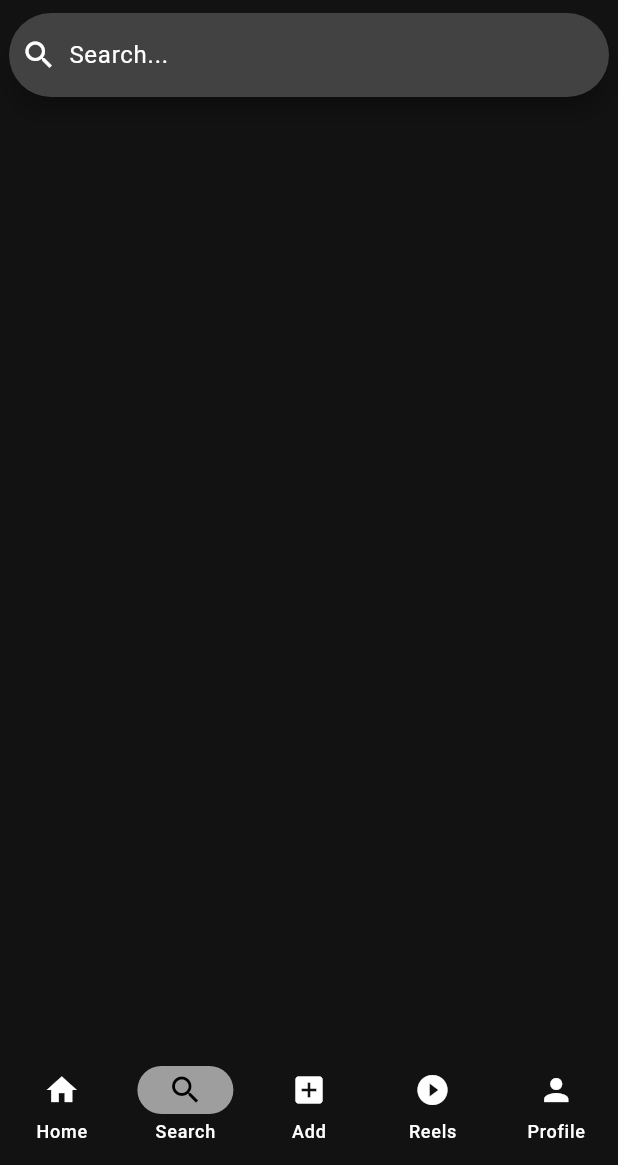
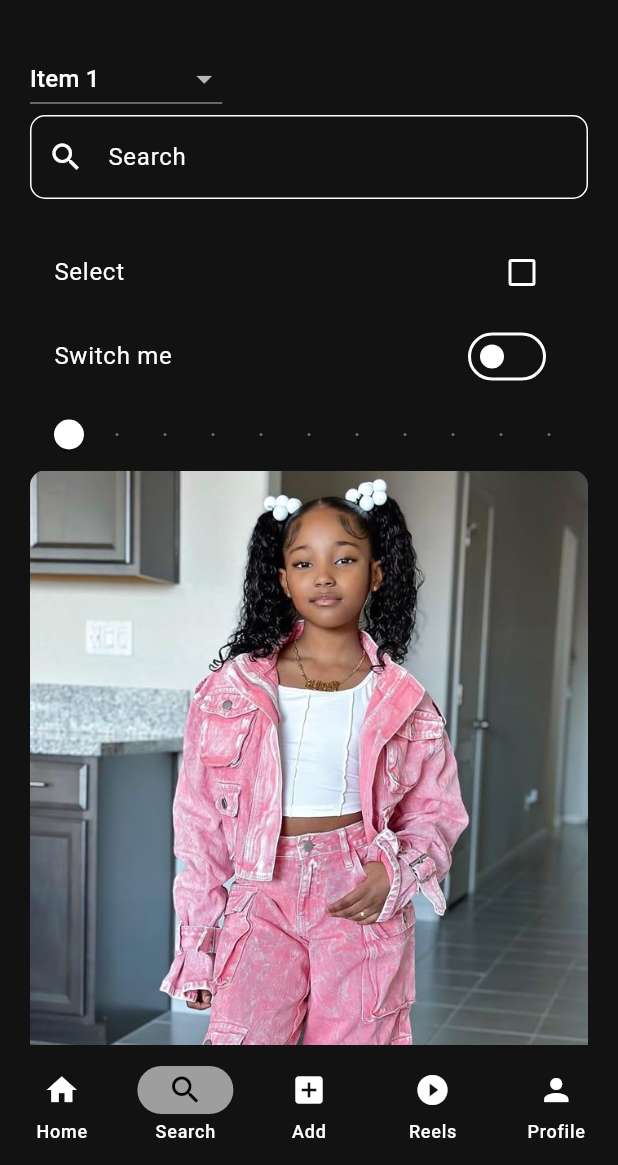
Before and after one commit to Eustachekamala/Instagram, a Flutter app: the screen it shows after launch, item 2 of the bottom bar chosen, on a phone screen of 412 x 824 dp, the part 71-1236 px from its top. Run offline on Flutter 3.47's test engine with Material 3 defaults, Android fonts, the phone set to English and light mode, and no system bars.

Commit message:
updated the search page

```diff
--- a/lib/views/pages/search_page.dart
+++ b/lib/views/pages/search_page.dart
@@ -8,19 +8,108 @@ class SearchPage extends StatefulWidget{
 }
 
 class _SearchPageState extends State<SearchPage>{
+  TextEditingController searchController = TextEditingController();
+  bool? isChecked = false;
+  bool isSwitched = false;
+  double sliderValue = 0;
+  String? menuItems = 'Item 1';
+
   @override
   Widget build(BuildContext context) {
-    return Scaffold(
-      body: Center(
+    return SingleChildScrollView(
+      child: Padding(
+        padding: const EdgeInsets.all(20.0),
         child: Column(
+          crossAxisAlignment: CrossAxisAlignment.start,
           children: [
-            SizedBox(
-              width: 400,
-              child: SearchBar(
-                backgroundColor: WidgetStateProperty.all(Colors.grey[800]),
-                hintText: 'Search...',
-                leading: Icon(Icons.search),
+            DropdownButton(
+                value: menuItems,
+                hint: Text('Select an item'),
+                items: [
+                  DropdownMenuItem(
+                    value: 'Item 1',
+                    child: Text('Item 1'),
+                  ),
+                  DropdownMenuItem(
+                    value: 'Item 2',
+                    child: Text('Item 2'),
+                  ),
+                ],
+                onChanged: (String? value) {
+                  setState(() {
+                    menuItems = value;
+                  });
+                }
               ),
+            TextField(
+              controller: searchController,
+              decoration: InputDecoration(
+                hintText: 'Search',
+                prefixIcon: Icon(Icons.search),
+                border: OutlineInputBorder(
+                  borderRadius: BorderRadius.circular(10),
+                ),
+              ),
+            ),
+            Text(searchController.text),
+
+            CheckboxListTile.adaptive(
+              tristate: true,
+              title: Text('Select'),
+              value: isChecked,
+              onChanged: (bool? value) {
+                setState(() {
+                  isChecked = value;
+                });
+              },
+            ),
+
+            SwitchListTile.adaptive(
+              title: Text('Switch me'),
+              value: isSwitched,
+              onChanged: (bool value) {
+              setState(() {
+                isSwitched = value;
+              });
+            },),
+
+            Slider.adaptive(
+              value: sliderValue,
+              divisions: 10,
+              onChanged: (double value) {
+              setState(() {
+                sliderValue = value;
+              });
+            },),
+
+            InkWell(
+              onTap: () {
+                print('Image tapped');
+              },
+                child: Container(
+                    height: 600,
+                    width: double.infinity,
+                    decoration: BoxDecoration(
+                      borderRadius: BorderRadius.circular(10),
+                      image: DecorationImage(
+                        image: AssetImage('assets/images/Kids.jpeg'),
+                        fit: BoxFit.cover,
+                      ),
+                    ),
+                )
+            ),
+            FilledButton.icon(
+              style: FilledButton.styleFrom(
+                backgroundColor: Colors.white,
+                shape: RoundedRectangleBorder(
+                  borderRadius: BorderRadius.circular(10),
+                ),
+              ),
+              onPressed: () {
+                print('Button tapped');
+              },
+              icon: Icon(Icons.add),
+              label: Text('Add'),
             ),
           ],
         ),
--- a/pubspec.yaml
+++ b/pubspec.yaml
@@ -58,8 +58,8 @@ flutter:
   uses-material-design: true
 
   # To add assets to your application, add an assets section, like this:
-  # assets:
-  #   - images/a_dot_burr.jpeg
+  assets:
+    - assets/images/
   #   - images/a_dot_ham.jpeg
 
   # An image asset can refer to one or more resolution-specific "variants", see
```
Also changed, not shown: assets/images/Ankara.jpeg (added), assets/images/Kids.jpeg (added), assets/images/Lasaky.jpeg (added).
